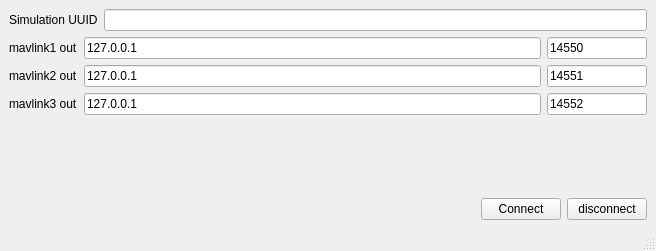
Old version of the form sim_client.ui in the repository ericjohnson97/iq_sim_client.
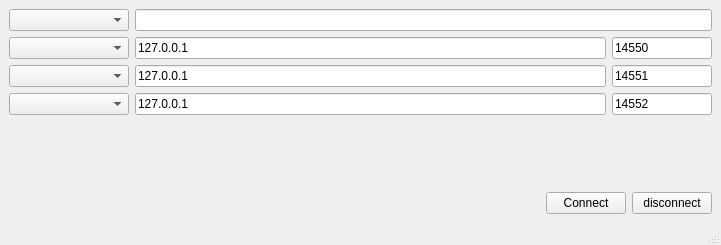
New version of the form.

Commit message: client now support connections to serial devices

What changed in the file:
```diff
--- a/sim_client.ui
+++ b/sim_client.ui
@@ -6,8 +6,8 @@
    <rect>
     <x>0</x>
     <y>0</y>
-    <width>656</width>
-    <height>251</height>
+    <width>721</width>
+    <height>245</height>
    </rect>
   </property>
   <property name="windowTitle">
@@ -18,9 +18,12 @@
     <item>
      <layout class="QHBoxLayout" name="horizontalLayout">
       <item>
-       <widget class="QLabel" name="label">
-        <property name="text">
-         <string>Simulation UUID</string>
+       <widget class="QComboBox" name="master_connection_cb">
+        <property name="minimumSize">
+         <size>
+          <width>120</width>
+          <height>0</height>
+         </size>
         </property>
        </widget>
       </item>
@@ -32,9 +35,12 @@
     <item>
      <layout class="QHBoxLayout" name="horizontalLayout_2">
       <item>
-       <widget class="QLabel" name="label_2">
-        <property name="text">
-         <string>mavlink1 out</string>
+       <widget class="QComboBox" name="mavlink_1_cb">
+        <property name="minimumSize">
+         <size>
+          <width>120</width>
+          <height>0</height>
+         </size>
         </property>
        </widget>
       </item>
@@ -63,9 +69,12 @@
     <item>
      <layout class="QHBoxLayout" name="horizontalLayout_4">
       <item>
-       <widget class="QLabel" name="label_3">
-        <property name="text">
-         <string>mavlink2 out</string>
+       <widget class="QComboBox" name="mavlink_2_cb">
+        <property name="minimumSize">
+         <size>
+          <width>120</width>
+          <height>0</height>
+         </size>
         </property>
        </widget>
       </item>
@@ -94,9 +103,12 @@
     <item>
      <layout class="QHBoxLayout" name="horizontalLayout_5">
       <item>
-       <widget class="QLabel" name="label_4">
-        <property name="text">
-         <string>mavlink3 out</string>
+       <widget class="QComboBox" name="mavlink_3_cb">
+        <property name="minimumSize">
+         <size>
+          <width>120</width>
+          <height>0</height>
+         </size>
         </property>
        </widget>
       </item>
```
Left out of the diff: 2 changed lines with no effect on the pictures. The commit also changes 3 other files.
